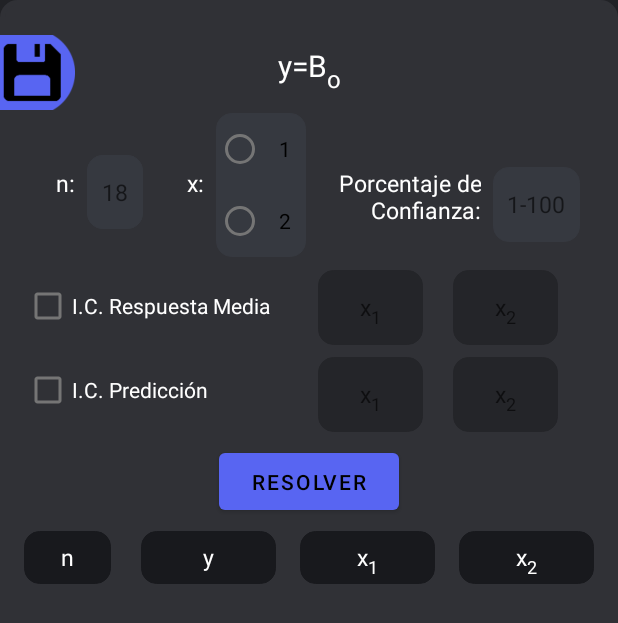
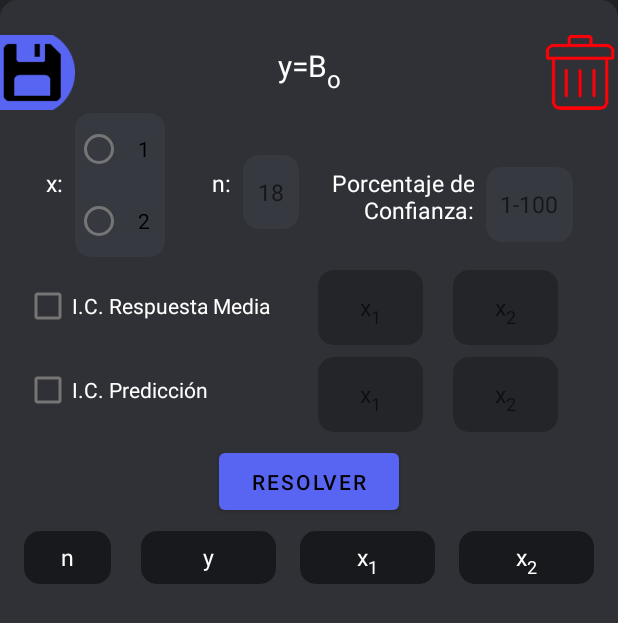
Before and after one commit to Dogeedog/solvingalgopart2, an Android app: the screen it shows after launch (MainActivity), on a phone screen of 412 x 824 dp. Shown: the top 623 px of the screen. Run offline under Robolectric (Android 15) with nearby library versions, the phone set to English and light mode, and no system bars; libraries missing offline, so code that uses them is left out: org.hipparchus.distribution, org.hipparchus.linear, org.hipparchus.stat, org.matheclipse.core.

Commit message:
PrOGress *delete button *pequeños errores arreglados en valores de fiher (1var)

```diff
--- a/app/src/main/java/com/example/linearplexsolver/residuales.java
+++ b/app/src/main/java/com/example/linearplexsolver/residuales.java
@@ -36,7 +36,7 @@ public class residuales extends AppCompatActivity {
         String array2 = j.getStringExtra("res2array");
         double[][] res2 = gson.fromJson(array2, double[][].class);
         DecimalFormat df = new DecimalFormat("#.####; - #");
-        df.setRoundingMode(RoundingMode.CEILING);
+        df.setRoundingMode(RoundingMode.HALF_UP);
 
         LinearLayout layout = findViewById(R.id.res2nlayout);
         LinearLayout layouty = findViewById(R.id.res2ylayout);
--- a/app/src/main/res/layout/activity_main.xml
+++ b/app/src/main/res/layout/activity_main.xml
@@ -77,16 +77,16 @@
                 android:id="@+id/n"
                 android:layout_width="34dp"
                 android:layout_height="wrap_content"
-                android:layout_marginTop="44dp"
                 android:text="n:"
                 android:textAlignment="textEnd"
                 android:textColor="@color/white"
                 android:textSize="15sp"
                 app:flow_verticalAlign="bottom"
-                app:layout_constraintEnd_toEndOf="parent"
-                app:layout_constraintHorizontal_bias="0.042"
-                app:layout_constraintStart_toStartOf="parent"
-                app:layout_constraintTop_toBottomOf="@+id/textView" />
+                app:layout_constraintStart_toEndOf="@+id/vargroup"
+                app:layout_constraintTop_toBottomOf="@+id/textView"
+                android:layout_marginTop="44dp"
+                android:layout_marginStart="10dp"
+                />
 
             <EditText
                 android:id="@+id/nnumber"
@@ -126,16 +126,16 @@
                 android:id="@+id/x"
                 android:layout_width="34dp"
                 android:layout_height="wrap_content"
-                android:layout_marginTop="44dp"
                 android:text="x:"
                 android:textAlignment="textEnd"
                 android:textColor="@color/white"
                 android:textSize="15sp"
                 app:flow_verticalAlign="bottom"
-                app:layout_constraintEnd_toEndOf="parent"
-                app:layout_constraintHorizontal_bias="0.27"
                 app:layout_constraintStart_toStartOf="parent"
-                app:layout_constraintTop_toBottomOf="@+id/textView" />
+                app:layout_constraintTop_toBottomOf="@+id/textView"
+                android:layout_marginTop="44dp"
+                android:layout_marginStart="8dp"
+                />
 
             <TextView
                 android:id="@+id/percentage"
@@ -150,7 +150,7 @@
                 app:flow_verticalAlign="bottom"
                 app:layout_constraintEnd_toEndOf="parent"
                 app:layout_constraintHorizontal_bias="0.01"
-                app:layout_constraintStart_toEndOf="@+id/vargroup"
+                app:layout_constraintStart_toEndOf="@+id/nnumber"
                 app:layout_constraintTop_toBottomOf="@+id/textView" />
 
             <TextView
@@ -362,6 +362,20 @@
                 app:layout_constraintBottom_toTopOf="@id/nnumber"
                 android:layout_marginBottom="30dp" />
 
+            <ImageButton
+                android:id="@+id/deletebtn"
+                android:layout_width="50dp"
+                android:layout_height="50dp"
+                android:background="@drawable/trashicon"
+                android:onClick="deletedata"
+                app:layout_constraintEnd_toEndOf="parent"
+                app:layout_constraintBottom_toTopOf="@id/nnumber"
+                android:layout_marginBottom="30dp"
+                android:layout_marginTop="30dp"
+                tools:ignore="UsingOnClickInXml">
+
+            </ImageButton>
+
 
         </androidx.constraintlayout.widget.ConstraintLayout>
     </ScrollView>
--- a/app/src/main/res/values/strings.xml
+++ b/app/src/main/res/values/strings.xml
@@ -7,7 +7,7 @@
     <string name="solve">Resolver</string>
     <string name="reg">Modelo de Regresión</string>
     <string name="given">Dado</string>
-    <string name="signific">Significancia General\n(F<sub><small>o</small></sub> &#60; &#x2044; &#62; &#402;<sub><small>&#945;, n-3, 2</small></sub>)</string>
+    <string name="signific">Significancia General\n(F<sub><small>o</small></sub> &#60; &#x2044; &#62; &#402;<sub><small>&#945;, 2, n-3</small></sub>)</string>
     <string name="ic1">I.C. Variables</string>
     <string name="ic2">I.C. Respuesta</string>
     <string name="ic3">I.C. Predicción</string>
@@ -51,5 +51,9 @@
     <string name="gl">G.L.</string>
     <string name="mc">C.M.</string>
     <string name="anovainfo">F.V. = Fuente de Variación; S.C. = Suma de Cuadrados;\nG.L. = Grados de Libertad; C.M. = Cuadrados Medios;\nR = Regresión; E = Error; T = Total</string>
-    <string name="fisherval">Valor de Fisher (Tablas) = </string>
+    <string name="fisherval">Valor de Fisher (Tablas)</string>
+    <string name="warntitle">Advertencia</string>
+    <string name="warntext">¿Deseas eliminar toda la información introducida?</string>
+    <string name="positivebtn">Sí, elimínala</string>
+    <string name="negativebtn">No</string>
 </resources>
```
Also changed, not shown: app/src/main/java/com/example/linearplexsolver/MainActivity.java (+67 -7 lines), app/src/main/java/com/example/linearplexsolver/anova.java (+23 -1 lines), app/src/main/java/com/example/linearplexsolver/anovaone.java (+7 -1 lines), app/src/main/java/com/example/linearplexsolver/solved.java (+5 -3 lines), app/src/main/java/com/example/linearplexsolver/solvedone.java (+5 -3 lines), app/src/main/res/layout/activity_anova.xml (+49 -6 lines), app/src/main/res/layout/activity_anovaone.xml (+22 -4 lines), app/src/main/res/drawable/trashicon.png (added), 1 other file.
